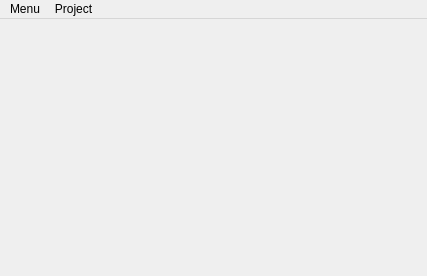
Before: the Qt Designer form thlib/ui/ui_main.ui in dimson3d/TACTIC-Handler, drawn with Qt 5.
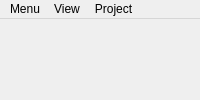
After: the same form once the commit is applied.

```diff
--- a/thlib/ui/ui_main.ui
+++ b/thlib/ui/ui_main.ui
@@ -5,20 +5,6 @@
   <property name="windowModality">
    <enum>Qt::ApplicationModal</enum>
   </property>
-  <property name="geometry">
-   <rect>
-    <x>0</x>
-    <y>0</y>
-    <width>427</width>
-    <height>276</height>
-   </rect>
-  </property>
-  <property name="minimumSize">
-   <size>
-    <width>427</width>
-    <height>276</height>
-   </size>
-  </property>
   <property name="windowTitle">
    <string>TACTIC handler</string>
   </property>
@@ -32,7 +18,7 @@
 	border-color:  rgba(75, 75, 75, 75);
 	border-radius: 1px;
 	padding: 0px;
-	background: qlineargradient(x1: 0, y1: 0, x2: 0, y2: 1, stop: 0 rgba(175, 175, 175, 25), stop: 1 rgba(175, 175, 175, 0));
+	background: rgba(175, 175, 175, 25);
 }
 
 QTreeView::item:hover {
@@ -43,11 +29,11 @@
     border: 1px solid transparent;
 }
 QTreeView::item:selected:active{
-	background: qlineargradient(spread:pad, x1:0, y1:0, x2:1, y2:0, stop:0 rgba(82, 133, 166, 255), stop:1 rgba(0, 0, 0, 0));
+	background: rgba(82, 133, 166, 255);
     border: 1px solid transparent;
 }
 QTreeView::item:selected:!active {
-	background: qlineargradient(spread:pad, x1:0, y1:0, x2:1, y2:0, stop:0 rgba(82, 133, 166, 255), stop:1 rgba(0, 0, 0, 0));
+	background: rgba(82, 133, 166, 255);
     border: 1px solid transparent;
 }
 QTreeView::item:selected{
@@ -55,12 +41,22 @@
     border: 1px solid transparent;
 }
 QDockWidget::title{
-	padding: 0px;
+    padding: 4px;
+    border-radius: 3px;
+	padding-left: 10px;
+    background-color: rgba(0,0,0,64);
 }
 QDockWidget::close-button, QDockWidget::float-button {
 	padding: 0px;
 }
 
+QDockWidget {
+    border: 0px ;
+    border-radius: 0px;
+}
+QDockWidget::close-button {
+    border: none;
+}
 QTabWidget::pane {
     border: 0px;
 }
@@ -116,8 +112,8 @@
     <rect>
      <x>0</x>
      <y>0</y>
-     <width>427</width>
-     <height>24</height>
+     <width>96</width>
+     <height>21</height>
     </rect>
    </property>
    <widget class="QMenu" name="menuConfig">
@@ -144,7 +140,15 @@
      <string>Project</string>
     </property>
    </widget>
+   <widget class="QMenu" name="menuView">
+    <property name="title">
+     <string>View</string>
+    </property>
+    <addaction name="actionCheckin_Checkout"/>
+    <addaction name="actionMy_Tactic"/>
+   </widget>
    <addaction name="menuConfig"/>
+   <addaction name="menuView"/>
    <addaction name="menuProject"/>
   </widget>
   <action name="actionConfiguration">
```
Left out of the diff: 26 changed lines with no effect on the pictures.
